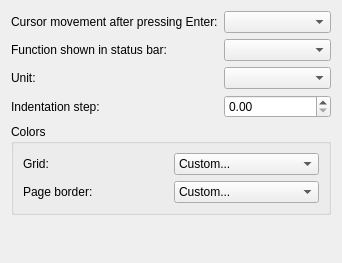
The window that kspread/part/dialogs/InterfaceOptionsWidget.ui (KDE/calligra) describes before a commit, drawn with Qt 5.
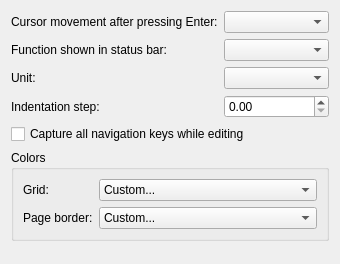
The same window after the commit. Custom widgets are drawn as their Qt base class.

Commit message:
FIX:	Reenable the 'Capture all navigation keys' setting.
	The config option existed, but was not user visible.

Diff of the .ui file:
```diff
--- a/kspread/part/dialogs/InterfaceOptionsWidget.ui
+++ b/kspread/part/dialogs/InterfaceOptionsWidget.ui
@@ -1,18 +1,18 @@
 <ui version="4.0" >
  <class>InterfaceOptionsWidget</class>
- <widget class="QWidget" name="InterfaceOptionsWidget" >
-  <property name="geometry" >
+ <widget class="QWidget" name="InterfaceOptionsWidget">
+  <property name="geometry">
    <rect>
     <x>0</x>
     <y>0</y>
-    <width>342</width>
-    <height>263</height>
+    <width>326</width>
+    <height>264</height>
    </rect>
   </property>
-  <layout class="QGridLayout" name="gridLayout_2" >
-   <item row="0" column="0" >
-    <widget class="QLabel" name="label" >
-     <property name="text" >
+  <layout class="QFormLayout" name="formLayout">
+   <item row="0" column="0">
+    <widget class="QLabel" name="label">
+     <property name="text">
       <string>Cursor movement after pressing Enter:</string>
      </property>
      <property name="buddy" >
@@ -20,16 +20,16 @@
      </property>
     </widget>
    </item>
-   <item row="0" column="1" >
-    <widget class="KComboBox" name="m_cursorMovement" >
-     <property name="whatsThis" >
+   <item row="0" column="1">
+    <widget class="KComboBox" name="m_cursorMovement">
+     <property name="whatsThis">
       <string>When you have selected a cell, pressing the Enter key will move the cell cursor one cell left, right, up or down, as determined by this setting.</string>
      </property>
     </widget>
    </item>
-   <item row="1" column="0" >
-    <widget class="QLabel" name="label_2" >
-     <property name="text" >
+   <item row="1" column="0">
+    <widget class="QLabel" name="label_2">
+     <property name="text">
       <string>Function shown in status bar:</string>
      </property>
      <property name="buddy" >
@@ -37,16 +37,16 @@
      </property>
     </widget>
    </item>
-   <item row="1" column="1" >
-    <widget class="KComboBox" name="m_statusBarFunction" >
-     <property name="whatsThis" >
+   <item row="1" column="1">
+    <widget class="KComboBox" name="m_statusBarFunction">
+     <property name="whatsThis">
       <string>This drop down selection box can be used to choose the calculation performed by the Statusbar Summary  function.</string>
      </property>
     </widget>
    </item>
-   <item row="2" column="0" >
-    <widget class="QLabel" name="label_6" >
-     <property name="text" >
+   <item row="2" column="0">
+    <widget class="QLabel" name="label_6">
+     <property name="text">
       <string>Unit:</string>
      </property>
      <property name="buddy" >
@@ -54,17 +54,17 @@
      </property>
     </widget>
    </item>
-   <item row="2" column="1" >
-    <widget class="KComboBox" name="m_unit" >
-     <property name="whatsThis" >
+   <item row="2" column="1">
+    <widget class="KComboBox" name="m_unit">
+     <property name="whatsThis">
       <string>Choose the default unit that will be used in your sheets.
 Note that you can overwrite the unit for the current sheet using the Format -> Page Layout... dialog.</string>
      </property>
     </widget>
    </item>
-   <item row="3" column="0" >
-    <widget class="QLabel" name="m_indentationLabel" >
-     <property name="text" >
+   <item row="3" column="0">
+    <widget class="QLabel" name="m_indentationLabel">
+     <property name="text">
       <string>Indentation step:</string>
      </property>
      <property name="buddy" >
@@ -72,22 +72,35 @@
      </property>
     </widget>
    </item>
-   <item row="3" column="1" >
-    <widget class="KoUnitDoubleSpinBox" name="m_indentationStep" >
-     <property name="whatsThis" >
+   <item row="3" column="1">
+    <widget class="KoUnitDoubleSpinBox" name="m_indentationStep">
+     <property name="whatsThis">
       <string>Lets you define the amount of indenting used by the Increase Indent and Decrease Indent option in the Format menu.</string>
      </property>
     </widget>
    </item>
-   <item row="4" column="0" colspan="2" >
-    <widget class="QGroupBox" name="groupBox" >
-     <property name="title" >
+   <item row="6" column="0" colspan="2">
+    <spacer name="verticalSpacer">
+     <property name="orientation">
+      <enum>Qt::Vertical</enum>
+     </property>
+     <property name="sizeHint" stdset="0">
+      <size>
+       <width>318</width>
+       <height>16</height>
+      </size>
+     </property>
+    </spacer>
+   </item>
+   <item row="5" column="0" colspan="2">
+    <widget class="QGroupBox" name="groupBox">
+     <property name="title">
       <string>Colors</string>
      </property>
-     <layout class="QGridLayout" name="gridLayout" >
-      <item row="0" column="0" >
-       <widget class="QLabel" name="label_4" >
-        <property name="text" >
+     <layout class="QFormLayout" name="formLayout_2">
+      <item row="0" column="0">
+       <widget class="QLabel" name="label_4">
+        <property name="text">
          <string>Grid:</string>
         </property>
         <property name="buddy" >
@@ -95,9 +108,9 @@
         </property>
        </widget>
       </item>
-      <item row="0" column="1" >
-       <widget class="KColorCombo" name="m_gridColor" >
-        <property name="whatsThis" >
+      <item row="0" column="1">
+       <widget class="KColorCombo" name="m_gridColor">
+        <property name="whatsThis">
          <string>Click here to change the grid color ie the color of the borders of each cell.</string>
         </property>
         <item>
@@ -192,9 +205,9 @@
         </item>
        </widget>
       </item>
-      <item row="1" column="0" >
-       <widget class="QLabel" name="label_5" >
-        <property name="text" >
+      <item row="1" column="0">
+       <widget class="QLabel" name="label_5">
+        <property name="text">
          <string>Page border:</string>
         </property>
         <property name="buddy" >
@@ -202,10 +215,10 @@
         </property>
        </widget>
       </item>
-      <item row="1" column="1" >
-       <widget class="KColorCombo" name="m_pageBorderColor" >
-        <property name="whatsThis" >
-         <string>When the View ->Show Page Borders menu item is checked, the page borders are displayed. Click here to choose another color for the borders than the default red.</string>
+      <item row="1" column="1">
+       <widget class="KColorCombo" name="m_pageBorderColor">
+        <property name="whatsThis">
+         <string>When the View -&gt;Show Page Borders menu item is checked, the page borders are displayed. Click here to choose another color for the borders than the default red.</string>
         </property>
         <item>
          <property name="text" >
@@ -302,18 +315,15 @@
      </layout>
     </widget>
    </item>
-   <item row="5" column="0" colspan="2" >
-    <spacer name="verticalSpacer" >
-     <property name="orientation" >
-      <enum>Qt::Vertical</enum>
+   <item row="4" column="0" colspan="2">
+    <widget class="QCheckBox" name="m_captureAllArrowKeys">
+     <property name="whatsThis">
+      <string>Captures all navigation keys, i.e. the arrow keys, page up/down, tabulator and backward tabulator key, while editing a cell with the embedded editor. The embedded editor is the one appearing directly in the cell. If captured, these keys are used for navigating in the editor. Otherwise, they are used for cell navigation.</string>
      </property>
-     <property name="sizeHint" stdset="0" >
-      <size>
-       <width>318</width>
-       <height>16</height>
-      </size>
+     <property name="text">
+      <string>Capture all navigation keys while editing</string>
      </property>
-    </spacer>
+    </widget>
    </item>
   </layout>
  </widget>
```
Left out of the diff: 89 changed lines with no effect on the pictures. The commit also changes 1 other file.
